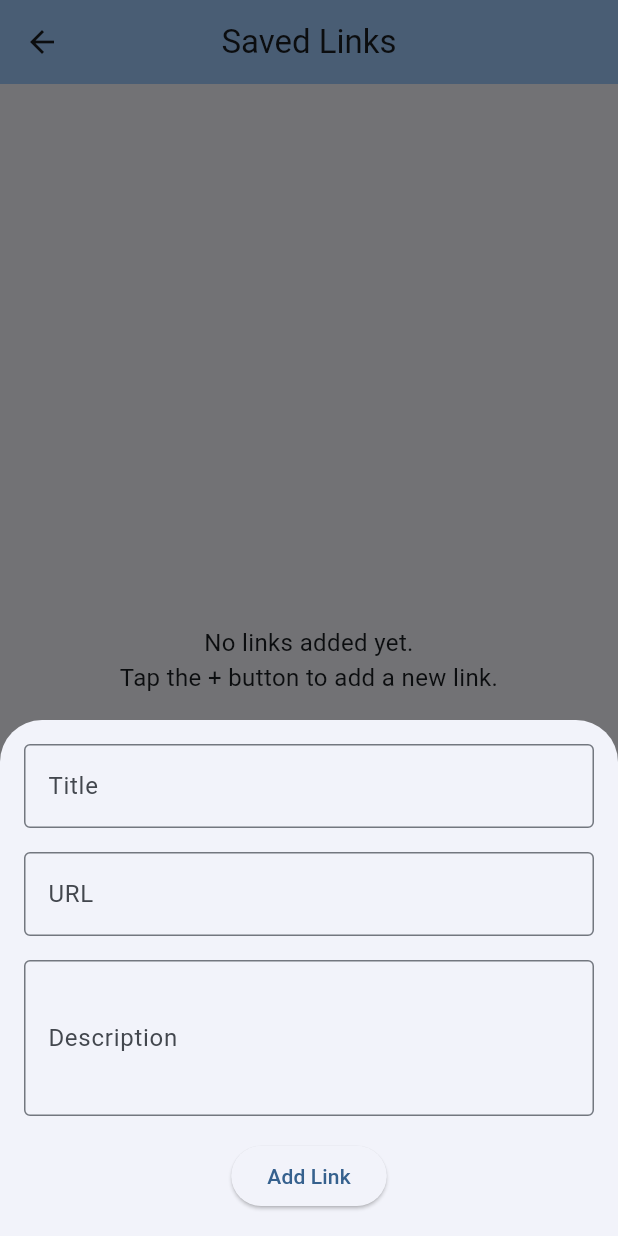
After one commit to tellzee/daily_pulse, a Flutter app: the LinksScreen screen opened directly, after a tap on the "add" icon, on a phone screen of 412 x 824 dp. The commit adds this screen. Run offline on Flutter 3.47's test engine with Material 3 defaults, Android fonts, the phone set to English and light mode, and no system bars; our stand-ins replace flutter_slidable, sqflite, table_calendar; accounts and stored records are empty.

Commit message:
Add link keeper feature with clickable URLs in notes

```diff
--- /dev/null
+++ b/lib/models/link_item.dart
@@ -0,0 +1,18 @@
+import 'package:intl/intl.dart';
+
+class LinkItem {
+  final String title;
+  final String url;
+  final String description;
+  final DateTime timestamp;
+
+  LinkItem({
+    required this.title,
+    required this.url,
+    required this.description,
+    required this.timestamp,
+  });
+
+  String get formattedTimestamp =>
+      DateFormat('MMM dd, yyyy HH:mm').format(timestamp);
+}
--- /dev/null
+++ b/lib/screens/links_screen.dart
@@ -0,0 +1,181 @@
+import 'package:flutter/material.dart';
+import 'package:url_launcher/url_launcher.dart';
+import '../models/link_item.dart';
+
+class LinksScreen extends StatefulWidget {
+  const LinksScreen({super.key});
+
+  @override
+  State<LinksScreen> createState() => _LinksScreenState();
+}
+
+class _LinksScreenState extends State<LinksScreen> {
+  final List<LinkItem> _links = [];
+  final _formKey = GlobalKey<FormState>();
+  final _titleController = TextEditingController();
+  final _urlController = TextEditingController();
+  final _descriptionController = TextEditingController();
+
+  @override
+  void dispose() {
+    _titleController.dispose();
+    _urlController.dispose();
+    _descriptionController.dispose();
+    super.dispose();
+  }
+
+  void _addLink() {
+    if (_formKey.currentState!.validate()) {
+      setState(() {
+        _links.add(LinkItem(
+          title: _titleController.text,
+          url: _urlController.text,
+          description: _descriptionController.text,
+          timestamp: DateTime.now(),
+        ));
+        _titleController.clear();
+        _urlController.clear();
+        _descriptionController.clear();
+      });
+      Navigator.pop(context);
+    }
+  }
+
+  Future<void> _launchUrl(String url) async {
+    final Uri uri = Uri.parse(url);
+    if (!await launchUrl(uri)) {
+      if (mounted) {
+        ScaffoldMessenger.of(context).showSnackBar(
+          SnackBar(content: Text('Could not launch $url')),
+        );
+      }
+    }
+  }
+
+  @override
+  Widget build(BuildContext context) {
+    return Scaffold(
+      appBar: AppBar(
+        title: const Text('Saved Links'),
+        backgroundColor: Theme.of(context).colorScheme.inversePrimary,
+      ),
+      body: _links.isEmpty
+          ? const Center(
+              child: Text(
+                'No links added yet.\nTap the + button to add a new link.',
+                textAlign: TextAlign.center,
+                style: TextStyle(fontSize: 16),
+              ),
+            )
+          : ListView.builder(
+              itemCount: _links.length,
+              itemBuilder: (context, index) {
+                final link = _links[index];
+                return Card(
+                  margin:
+                      const EdgeInsets.symmetric(horizontal: 16, vertical: 8),
+                  child: ListTile(
+                    title: Text(link.title),
+                    subtitle: Column(
+                      crossAxisAlignment: CrossAxisAlignment.start,
+                      children: [
+                        Text(link.description),
+                        const SizedBox(height: 4),
+                        Text(
+                          'Added: ${link.formattedTimestamp}',
+                          style:
+                              const TextStyle(fontSize: 12, color: Colors.grey),
+                        ),
+                      ],
+                    ),
+                    onTap: () => _launchUrl(link.url),
+                    trailing: IconButton(
+                      icon: const Icon(Icons.delete),
+                      onPressed: () {
+                        setState(() {
+                          _links.removeAt(index);
+                        });
+                      },
+                    ),
+                  ),
+                );
+              },
+            ),
+      floatingActionButton: FloatingActionButton(
+        onPressed: () {
+          showModalBottomSheet(
+            context: context,
+            isScrollControlled: true,
+            builder: (context) => Padding(
+              padding: EdgeInsets.only(
+                bottom: MediaQuery.of(context).viewInsets.bottom,
+              ),
+              child: Form(
+                key: _formKey,
+                child: Padding(
+                  padding: const EdgeInsets.all(16.0),
+                  child: Column(
+                    mainAxisSize: MainAxisSize.min,
+                    children: [
+                      TextFormField(
+                        controller: _titleController,
+                        decoration: const InputDecoration(
+                          labelText: 'Title',
+                          border: OutlineInputBorder(),
+                        ),
+                        validator: (value) {
+                          if (value == null || value.isEmpty) {
+                            return 'Please enter a title';
+                          }
+                          return null;
+                        },
+                      ),
+                      const SizedBox(height: 16),
+                      TextFormField(
+                        controller: _urlController,
+                        decoration: const InputDecoration(
+                          labelText: 'URL',
+                          border: OutlineInputBorder(),
+                        ),
+                        validator: (value) {
+                          if (value == null || value.isEmpty) {
+                            return 'Please enter a URL';
+                          }
+                          if (!Uri.parse(value).isAbsolute) {
+                            return 'Please enter a valid URL';
+                          }
+                          return null;
+                        },
+                      ),
+                      const SizedBox(height: 16),
+                      TextFormField(
+                        controller: _descriptionController,
+                        decoration: const InputDecoration(
+                          labelText: 'Description',
+                          border: OutlineInputBorder(),
+                        ),
+                        maxLines: 3,
+                        validator: (value) {
+                          if (value == null || value.isEmpty) {
+                            return 'Please enter a description';
+                          }
+                          return null;
+                        },
+                      ),
+                      const SizedBox(height: 16),
+                      ElevatedButton(
+                        onPressed: _addLink,
+                        child: const Text('Add Link'),
+                      ),
+                    ],
+                  ),
+                ),
+              ),
+            ),
+          );
+        },
+        child: const Icon(Icons.add),
+      ),
+    );
+  }
+}
```
Also changed, not shown: lib/screens/home_screen.dart (+83 -36 lines), pubspec.yaml (+9 -15 lines), pubspec.lock.
